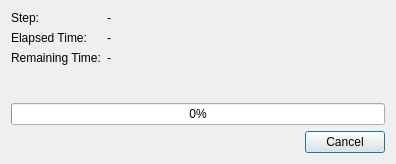
The window that wpmcpp/progressdialog.ui (npackd/npackd) describes before a commit, drawn with Qt 5.
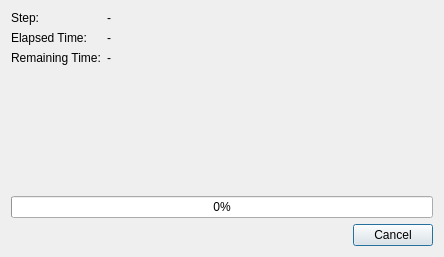
The same window after the commit.

Diff of the .ui file:
```diff
--- a/wpmcpp/progressdialog.ui
+++ b/wpmcpp/progressdialog.ui
@@ -6,8 +6,8 @@
    <rect>
     <x>0</x>
     <y>0</y>
-    <width>396</width>
-    <height>164</height>
+    <width>444</width>
+    <height>257</height>
    </rect>
   </property>
   <property name="windowTitle">
```
